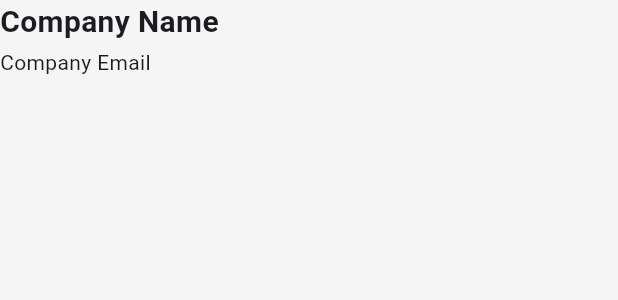
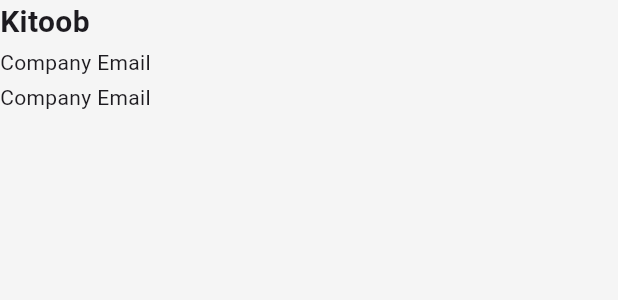
Before and after one commit to Shahabmustafa/Flutter-invoice-app, a Flutter app: what buildTitle() shows on an empty page, opened directly, on a phone screen of 412 x 824 dp. Shown: the top 300 px of the screen. Run offline on Flutter 3.47's test engine with Material 3 defaults, Android fonts, the phone set to English and light mode, and no system bars; our stand-ins replace cached_network_image, cloud_firestore, firebase_auth, firebase_core, firebase_storage, fluttertoast and 8 more; missing offline and left inert: hand_signature; accounts and stored records are empty; network calls fail.

Commit message:
add data

```diff
--- a/lib/view model/pdf_service/pdf_invice_service.dart
+++ b/lib/view model/pdf_service/pdf_invice_service.dart
@@ -1,5 +1,6 @@
 import 'dart:io';
 import 'dart:ui';
+import 'package:flutter/services.dart';
 import 'package:flutter_invoice_app/res/colors/app_colors.dart';
 import 'package:flutter_invoice_app/utils/utils.dart';
 import 'package:open_file/open_file.dart';
@@ -34,11 +35,14 @@ class PdfInvoiceService{
   }
 
 
-  static Widget buildTitle() => Column(
+  static Widget buildTitle(){
+
+    return Column(
       crossAxisAlignment: CrossAxisAlignment.start,
       children: [
+        // pw.Image.asset(""),
         Text(
-            "Company Name",
+            "Kitoob",
             style: TextStyle(
                 fontSize: 20,
                 fontWeight: FontWeight.bold
@@ -50,8 +54,15 @@ class PdfInvoiceService{
         Text(
           "Company Email",
         ),
+        SizedBox(
+          height: 0.1 * PdfPageFormat.cm,
+        ),
+        Text(
+          "Company Email",
+        ),
       ],
     );
+  }
 
   static Widget buildInvoice(){
     final header = [
@@ -178,9 +189,7 @@ class PdfInvoiceService{
   static Widget buildSupplierddress() => Column(
     crossAxisAlignment: CrossAxisAlignment.start,
     children: [
-      Text("Kittob",style: TextStyle(fontWeight: FontWeight.bold)),
-      SizedBox(height: 1 * PdfPageFormat.mm),
-      Text("Hussain Town Street"),
+      Text("INVOICE ID 16343434454",style: TextStyle(fontSize: 25,fontWeight: FontWeight.bold)),
     ],
   );
 
--- a/lib/view/home/invoice/add_payer.dart
+++ b/lib/view/home/invoice/add_payer.dart
@@ -85,7 +85,7 @@ class _AddPayerState extends State<AddPayer> {
                     loading: invoiceService.loading.value,
                     onTap: ()async{
                       if(_key.currentState!.validate()){
-                        await invoiceService.payerService(context);
+                        invoiceService.payerService(context);
                         Get.back();
                       }
                     },
--- a/lib/view/home/invoice/list_of_invoice.dart
+++ b/lib/view/home/invoice/list_of_invoice.dart
@@ -57,7 +57,6 @@ class _ListOfInvoiceState extends State<ListOfInvoice> {
               title: "Your Details",
               subtitle: "aadd your business details",
               icon: Icons.home_work_outlined,
-              // trailing: ,
               onTap: (){
                 Get.toNamed(AppRoutes.yourDetails);
               },
--- a/lib/view/home/invoice/signature_screen.dart
+++ b/lib/view/home/invoice/signature_screen.dart
@@ -77,11 +77,9 @@ class _SignaturePageState extends State<SignaturePage> {
       );
       ByteData? byteData = await image!.toByteData(format: ui.ImageByteFormat.png);
       Uint8List imageData = byteData!.buffer.asUint8List();
-      var date = DateTime.now();
-      var formattedDate = "${date.day}-${date.month}-${date.year}";
       // Upload image data to Firebase Storage
       FirebaseStorage storage = FirebaseStorage.instance;
-      Reference ref = storage.ref(AppApiService.userId).child(formattedDate).child("signature");
+      Reference ref = storage.ref(AppApiService.userId).child().child("signature");
       UploadTask uploadTask = ref.putData(imageData);
       await uploadTask.whenComplete(() => null);
 
```
Also changed, not shown: lib/view model/invoice service/inoice_service.dart (+8 -5 lines). Lines whose indentation alone changed are shown as unchanged.
